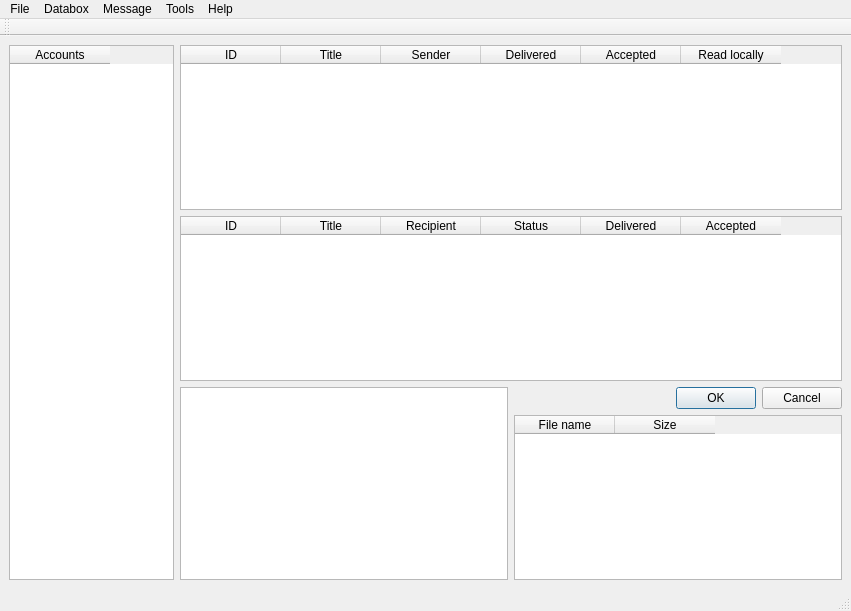
First picture: the form in ui/datovka.ui, repository psakar/datovka, before the edit.
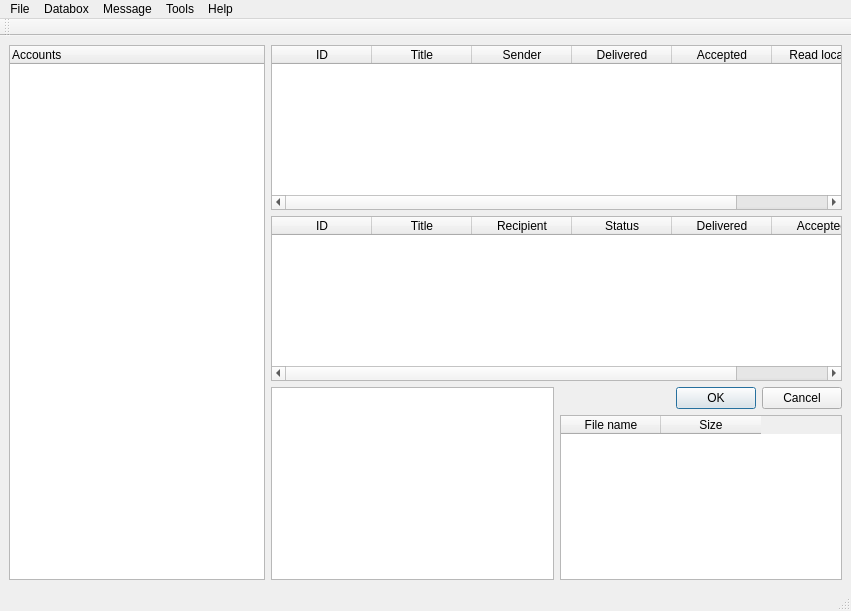
Second picture: the form after the edit.

Commit message: Changed TableWidget to TreeWidget

What changed in the file:
```diff
--- a/ui/datovka.ui
+++ b/ui/datovka.ui
@@ -33,12 +33,12 @@
    <bool>false</bool>
   </property>
   <widget class="QWidget" name="CentralWidget">
-   <layout class="QHBoxLayout" name="horizontalLayout" stretch="50,200">
+   <layout class="QHBoxLayout" name="horizontalLayout" stretch="0,200">
     <property name="sizeConstraint">
      <enum>QLayout::SetNoConstraint</enum>
     </property>
     <item>
-     <widget class="QTableWidget" name="AccountList">
+     <widget class="QTreeWidget" name="AccountList">
       <property name="sizePolicy">
        <sizepolicy hsizetype="Preferred" vsizetype="Preferred">
         <horstretch>0</horstretch>
@@ -52,15 +52,6 @@
        <property name="text">
         <string>Accounts</string>
        </property>
-       <property name="font">
-        <font>
-         <weight>50</weight>
-         <bold>false</bold>
-        </font>
-       </property>
-       <property name="textAlignment">
-        <set>AlignHCenter|AlignVCenter|AlignCenter</set>
-       </property>
       </column>
      </widget>
     </item>
```
Left out of the diff: 2 changed lines with no effect on the pictures.
